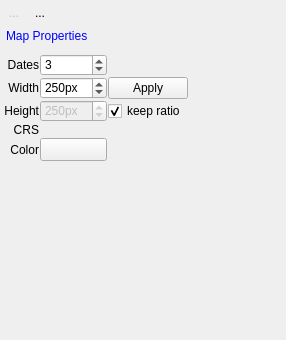
jakimowb/eo-time-series-viewer, file eotimeseriesviewer/ui/mapviewdock.ui: the form before one commit.
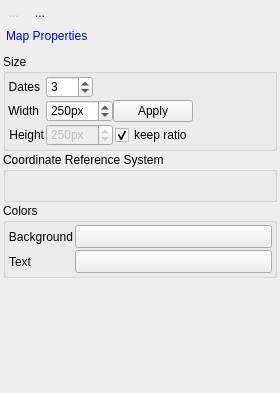
The form after the commit. Icons and pictures are not drawn. Custom widgets are drawn as their Qt base class.

Commit message: MapWidget: actions to move to next/previous last/first TSD MapCanvasItems test support line-breaks refactoring (a lot of) fixed Hide/Show date in TimeSeriesTreeView context menu async image loading: uses QgsTask progress values

Diff of the .ui file:
```diff
--- a/eotimeseriesviewer/ui/mapviewdock.ui
+++ b/eotimeseriesviewer/ui/mapviewdock.ui
@@ -6,13 +6,13 @@
    <rect>
     <x>0</x>
     <y>0</y>
-    <width>286</width>
-    <height>340</height>
+    <width>280</width>
+    <height>393</height>
    </rect>
   </property>
   <property name="minimumSize">
    <size>
-    <width>80</width>
+    <width>150</width>
     <height>164</height>
    </size>
   </property>
@@ -133,8 +133,8 @@
         <rect>
          <x>0</x>
          <y>0</y>
-         <width>282</width>
-         <height>250</height>
+         <width>276</width>
+         <height>311</height>
         </rect>
        </property>
        <attribute name="icon">
@@ -144,7 +144,13 @@
        <attribute name="label">
         <string>Map Properties</string>
        </attribute>
-       <layout class="QGridLayout" name="gridLayout" columnstretch="0,0,0,0">
+       <layout class="QFormLayout" name="formLayout_2">
+        <property name="horizontalSpacing">
+         <number>2</number>
+        </property>
+        <property name="verticalSpacing">
+         <number>1</number>
+        </property>
         <property name="leftMargin">
          <number>1</number>
         </property>
@@ -157,91 +163,42 @@
         <property name="bottomMargin">
          <number>1</number>
         </property>
-        <property name="spacing">
-         <number>1</number>
-        </property>
-        <item row="1" column="2">
-         <widget class="QPushButton" name="btnApplySizeChanges">
-          <property name="sizePolicy">
-           <sizepolicy hsizetype="Preferred" vsizetype="Preferred">
-            <horstretch>0</horstretch>
-            <verstretch>0</verstretch>
-           </sizepolicy>
+        <item row="2" column="0" colspan="2">
+         <widget class="QGroupBox" name="Colors_2">
+          <property name="minimumSize">
+           <size>
+            <width>100</width>
+            <height>0</height>
+           </size>
+          </property>
+          <property name="title">
+           <string>Size</string>
           </property>
-          <property name="text">
-           <string>Apply</string>
-          </property>
-         </widget>
-        </item>
-        <item row="2" column="0">
-         <widget class="QLabel" name="label_6">
-          <property name="text">
-           <string>Height</string>
-          </property>
-          <property name="alignment">
-           <set>Qt::AlignRight|Qt::AlignTrailing|Qt::AlignVCenter</set>
-          </property>
-          <property name="buddy">
-           <cstring>spinBoxMapSizeY</cstring>
-          </property>
-         </widget>
-        </item>
-        <item row="0" column="0">
-         <widget class="QLabel" name="label_10">
-          <property name="toolTip">
-           <string>Number of observation dates or maps per map view</string>
-          </property>
-          <property name="text">
-           <string>Dates</string>
-          </property>
-          <property name="alignment">
-           <set>Qt::AlignRight|Qt::AlignTrailing|Qt::AlignVCenter</set>
-          </property>
-          <property name="buddy">
-           <cstring>spinBoxMapSizeY</cstring>
-          </property>
-         </widget>
-        </item>
+          <layout class="QFormLayout" name="formLayout">
+           <property name="horizontalSpacing">
+            <number>2</number>
+           </property>
+           <property name="verticalSpacing">
+            <number>2</number>
+           </property>
+           <property name="leftMargin">
+            <number>2</number>
+           </property>
+           <property name="topMargin">
+            <number>2</number>
+           </property>
+           <property name="rightMargin">
+            <number>2</number>
+           </property>
+           <property name="bottomMargin">
+            <number>2</number>
+           </property>
         <item row="4" column="1">
-         <widget class="QgsColorButton" name="btnMapCanvasColor">
-          <property name="sizePolicy">
-           <sizepolicy hsizetype="Preferred" vsizetype="Preferred">
-            <horstretch>0</horstretch>
-            <verstretch>0</verstretch>
-           </sizepolicy>
-          </property>
-          <property name="minimumSize">
-           <size>
-            <width>0</width>
-            <height>0</height>
-           </size>
-          </property>
-          <property name="colorDialogTitle" stdset="0">
-           <string>Select Map Canvas Background Color</string>
-          </property>
-          <property name="color" stdset="0">
-           <color>
-            <red>0</red>
-            <green>0</green>
-            <blue>0</blue>
-           </color>
-          </property>
-         </widget>
-        </item>
-        <item row="2" column="3">
-         <spacer name="horizontalSpacer">
-          <property name="orientation">
-           <enum>Qt::Horizontal</enum>
-          </property>
-          <property name="sizeHint" stdset="0">
-           <size>
-            <width>40</width>
-            <height>20</height>
-           </size>
-          </property>
-         </spacer>
-        </item>
-        <item row="2" column="1">
+            <layout class="QHBoxLayout" name="horizontalLayout">
+             <property name="topMargin">
+              <number>0</number>
+             </property>
+             <item>
          <widget class="QSpinBox" name="spinBoxMapSizeY">
           <property name="enabled">
            <bool>false</bool>
@@ -284,89 +241,7 @@
           </property>
          </widget>
         </item>
-        <item row="0" column="1">
-         <widget class="QSpinBox" name="sbMpMV">
-          <property name="sizePolicy">
-           <sizepolicy hsizetype="Preferred" vsizetype="Preferred">
-            <horstretch>0</horstretch>
-            <verstretch>0</verstretch>
-           </sizepolicy>
-          </property>
-          <property name="minimumSize">
-           <size>
-            <width>0</width>
-            <height>0</height>
-           </size>
-          </property>
-          <property name="maximumSize">
-           <size>
-            <width>100</width>
-            <height>16777215</height>
-           </size>
-          </property>
-          <property name="toolTip">
-           <string>Max. length of an image chip on screen.</string>
-          </property>
-          <property name="specialValueText">
-           <string/>
-          </property>
-          <property name="suffix">
-           <string/>
-          </property>
-          <property name="minimum">
-           <number>1</number>
-          </property>
-          <property name="maximum">
-           <number>100</number>
-          </property>
-          <property name="singleStep">
-           <number>1</number>
-          </property>
-          <property name="value">
-           <number>3</number>
-          </property>
-         </widget>
-        </item>
-        <item row="5" column="0">
-         <spacer name="verticalSpacer">
-          <property name="orientation">
-           <enum>Qt::Vertical</enum>
-          </property>
-          <property name="sizeHint" stdset="0">
-           <size>
-            <width>20</width>
-            <height>40</height>
-           </size>
-          </property>
-         </spacer>
-        </item>
-        <item row="3" column="0">
-         <widget class="QLabel" name="label_16">
-          <property name="enabled">
-           <bool>true</bool>
-          </property>
-          <property name="text">
-           <string>CRS</string>
-          </property>
-          <property name="alignment">
-           <set>Qt::AlignRight|Qt::AlignTrailing|Qt::AlignVCenter</set>
-          </property>
-         </widget>
-        </item>
-        <item row="3" column="1" colspan="3">
-         <widget class="QgsProjectionSelectionWidget" name="btnCrs" native="true">
-          <property name="minimumSize">
-           <size>
-            <width>0</width>
-            <height>0</height>
-           </size>
-          </property>
-          <property name="toolTip">
-           <string>Map coordinate reference system.</string>
-          </property>
-         </widget>
-        </item>
-        <item row="2" column="2">
+             <item>
          <widget class="QCheckBox" name="checkBoxKeepSubsetAspectRatio">
           <property name="sizePolicy">
            <sizepolicy hsizetype="Preferred" vsizetype="Preferred">
@@ -382,20 +257,30 @@
           </property>
          </widget>
         </item>
-        <item row="4" column="0">
-         <widget class="QLabel" name="label_15">
-          <property name="enabled">
-           <bool>true</bool>
-          </property>
-          <property name="text">
-           <string>Color</string>
-          </property>
-          <property name="alignment">
-           <set>Qt::AlignRight|Qt::AlignTrailing|Qt::AlignVCenter</set>
-          </property>
-         </widget>
-        </item>
-        <item row="1" column="1">
+             <item>
+              <spacer name="horizontalSpacer_3">
+               <property name="orientation">
+                <enum>Qt::Horizontal</enum>
+               </property>
+               <property name="sizeHint" stdset="0">
+                <size>
+                 <width>40</width>
+                 <height>20</height>
+                </size>
+               </property>
+              </spacer>
+             </item>
+            </layout>
+           </item>
+           <item row="3" column="1">
+            <layout class="QHBoxLayout" name="horizontalLayout_2">
+             <property name="spacing">
+              <number>0</number>
+             </property>
+             <property name="topMargin">
+              <number>0</number>
+             </property>
+             <item>
          <widget class="QSpinBox" name="spinBoxMapSizeX">
           <property name="sizePolicy">
            <sizepolicy hsizetype="Preferred" vsizetype="Preferred">
@@ -411,7 +296,7 @@
           </property>
           <property name="maximumSize">
            <size>
-            <width>100</width>
+                 <width>16777215</width>
             <height>16777215</height>
            </size>
           </property>
@@ -438,7 +323,114 @@
           </property>
          </widget>
         </item>
+             <item>
+              <widget class="QPushButton" name="btnApplySizeChanges">
+               <property name="sizePolicy">
+                <sizepolicy hsizetype="Preferred" vsizetype="Preferred">
+                 <horstretch>0</horstretch>
+                 <verstretch>0</verstretch>
+                </sizepolicy>
+               </property>
+               <property name="text">
+                <string>Apply</string>
+               </property>
+              </widget>
+             </item>
+             <item>
+              <spacer name="horizontalSpacer_2">
+               <property name="orientation">
+                <enum>Qt::Horizontal</enum>
+               </property>
+               <property name="sizeHint" stdset="0">
+                <size>
+                 <width>40</width>
+                 <height>20</height>
+                </size>
+               </property>
+              </spacer>
+             </item>
+            </layout>
+           </item>
+           <item row="1" column="1">
+            <layout class="QHBoxLayout" name="horizontalLayout_3">
+             <property name="topMargin">
+              <number>0</number>
+             </property>
+             <item>
+              <widget class="QSpinBox" name="sbMpMV">
+               <property name="sizePolicy">
+                <sizepolicy hsizetype="Preferred" vsizetype="Preferred">
+                 <horstretch>0</horstretch>
+                 <verstretch>0</verstretch>
+                </sizepolicy>
+               </property>
+               <property name="minimumSize">
+                <size>
+                 <width>0</width>
+                 <height>0</height>
+                </size>
+               </property>
+               <property name="maximumSize">
+                <size>
+                 <width>16777215</width>
+                 <height>16777215</height>
+                </size>
+               </property>
+               <property name="toolTip">
+                <string>Max. length of an image chip on screen.</string>
+               </property>
+               <property name="specialValueText">
+                <string/>
+               </property>
+               <property name="suffix">
+                <string/>
+               </property>
+               <property name="minimum">
+                <number>0</number>
+               </property>
+               <property name="maximum">
+                <number>100</number>
+               </property>
+               <property name="singleStep">
+                <number>1</number>
+               </property>
+               <property name="value">
+                <number>3</number>
+               </property>
+              </widget>
+             </item>
+             <item>
+              <spacer name="horizontalSpacer">
+               <property name="orientation">
+                <enum>Qt::Horizontal</enum>
+               </property>
+               <property name="sizeHint" stdset="0">
+                <size>
+                 <width>40</width>
+                 <height>20</height>
+                </size>
+               </property>
+              </spacer>
+             </item>
+            </layout>
+           </item>
         <item row="1" column="0">
+            <widget class="QLabel" name="label_10">
+             <property name="toolTip">
+              <string>Number of observation dates or maps per map view</string>
+             </property>
+             <property name="text">
+              <string>Dates</string>
+             </property>
+             <property name="alignment">
+              <set>Qt::AlignRight|Qt::AlignTrailing|Qt::AlignVCenter</set>
+             </property>
+             <property name="buddy">
+              <cstring>spinBoxMapSizeY</cstring>
+             </property>
+            </widget>
+           </item>
+           <item row="3" column="0">
          <widget class="QLabel" name="label_8">
           <property name="text">
            <string>Width</string>
@@ -451,24 +443,201 @@
           </property>
          </widget>
         </item>
-       </layout>
-      </widget>
+           <item row="4" column="0">
+            <widget class="QLabel" name="label_6">
+             <property name="text">
+              <string>Height</string>
+             </property>
+             <property name="alignment">
+              <set>Qt::AlignRight|Qt::AlignTrailing|Qt::AlignVCenter</set>
+             </property>
+             <property name="buddy">
+              <cstring>spinBoxMapSizeY</cstring>
+             </property>
+            </widget>
+           </item>
+          </layout>
+         </widget>
+        </item>
+        <item row="3" column="0" colspan="2">
+         <widget class="QGroupBox" name="groupBox">
+          <property name="minimumSize">
+           <size>
+            <width>0</width>
+            <height>50</height>
+           </size>
+          </property>
+          <property name="title">
+           <string>Coordinate Reference System</string>
+          </property>
+          <layout class="QGridLayout" name="gridLayout">
+           <property name="leftMargin">
+            <number>2</number>
+           </property>
+           <property name="topMargin">
+            <number>2</number>
+           </property>
+           <property name="rightMargin">
+            <number>2</number>
+           </property>
+           <property name="bottomMargin">
+            <number>2</number>
+           </property>
+           <property name="spacing">
+            <number>2</number>
+           </property>
+           <item row="0" column="0">
+            <widget class="QgsProjectionSelectionWidget" name="btnCrs">
+             <property name="sizePolicy">
+              <sizepolicy hsizetype="Preferred" vsizetype="Fixed">
+               <horstretch>0</horstretch>
+               <verstretch>0</verstretch>
+              </sizepolicy>
+             </property>
+             <property name="minimumSize">
+              <size>
+               <width>0</width>
+               <height>0</height>
+              </size>
+             </property>
+             <property name="toolTip">
+              <string>Map coordinate reference system.</string>
+             </property>
      </widget>
     </item>
    </layout>
   </widget>
-  <action name="actionApplyStyles">
-   <property name="icon">
-    <iconset resource="resources.qrc">
-     <normaloff>:/timeseriesviewer/icons/mActionRefresh.svg</normaloff>:/timeseriesviewer/icons/mActionRefresh.svg</iconset>
-   </property>
+        </item>
+        <item row="4" column="0" colspan="2">
+         <widget class="QGroupBox" name="Colors">
+          <property name="minimumSize">
+           <size>
+            <width>100</width>
+            <height>0</height>
+           </size>
+          </property>
+          <property name="title">
+           <string>Colors</string>
+          </property>
+          <layout class="QFormLayout" name="formLayout_3">
+           <property name="horizontalSpacing">
+            <number>2</number>
+           </property>
+           <property name="verticalSpacing">
+            <number>2</number>
+           </property>
+           <property name="leftMargin">
+            <number>2</number>
+           </property>
+           <property name="topMargin">
+            <number>2</number>
+           </property>
+           <property name="rightMargin">
+            <number>2</number>
+           </property>
+           <property name="bottomMargin">
+            <number>2</number>
+           </property>
+           <item row="0" column="0">
+            <widget class="QLabel" name="label_15">
+             <property name="enabled">
+              <bool>true</bool>
+             </property>
    <property name="text">
-    <string>ApplyStyles</string>
-   </property>
+              <string>Background</string>
+             </property>
+             <property name="alignment">
+              <set>Qt::AlignRight|Qt::AlignTrailing|Qt::AlignVCenter</set>
+             </property>
+            </widget>
+           </item>
+           <item row="0" column="1">
+            <widget class="QgsColorButton" name="btnMapCanvasColor">
+             <property name="sizePolicy">
+              <sizepolicy hsizetype="Preferred" vsizetype="Preferred">
+               <horstretch>0</horstretch>
+               <verstretch>0</verstretch>
+              </sizepolicy>
+             </property>
+             <property name="minimumSize">
+              <size>
+               <width>0</width>
+               <height>0</height>
+              </size>
+             </property>
    <property name="toolTip">
-    <string>Refresh this map view and apply all render settings</string>
-   </property>
-  </action>
+              <string>Sets the map background color</string>
+             </property>
+             <property name="colorDialogTitle">
+              <string>Select Map Canvas Background Color</string>
+             </property>
+             <property name="color">
+              <color>
+               <red>0</red>
+               <green>0</green>
+               <blue>0</blue>
+              </color>
+             </property>
+            </widget>
+           </item>
+           <item row="1" column="0">
+            <widget class="QLabel" name="label_17">
+             <property name="enabled">
+              <bool>true</bool>
+             </property>
+             <property name="text">
+              <string>Text</string>
+             </property>
+             <property name="alignment">
+              <set>Qt::AlignRight|Qt::AlignTrailing|Qt::AlignVCenter</set>
+             </property>
+            </widget>
+           </item>
+           <item row="1" column="1">
+            <widget class="QgsColorButton" name="btnMapTextColor">
+             <property name="sizePolicy">
+              <sizepolicy hsizetype="Preferred" vsizetype="Preferred">
+               <horstretch>0</horstretch>
+               <verstretch>0</verstretch>
+              </sizepolicy>
+             </property>
+             <property name="minimumSize">
+              <size>
+               <width>0</width>
+               <height>0</height>
+              </size>
+             </property>
+             <property name="toolTip">
+              <string>Sets the map text color</string>
+             </property>
+             <property name="colorDialogTitle">
+              <string>Select Map Canvas Background Color</string>
+             </property>
+             <property name="color">
+              <color>
+               <red>255</red>
+               <green>255</green>
+               <blue>0</blue>
+              </color>
+             </property>
+             <property name="defaultColor">
+              <color>
+               <red>255</red>
+               <green>255</green>
+               <blue>0</blue>
+              </color>
+             </property>
+            </widget>
+           </item>
+          </layout>
+         </widget>
+        </item>
+       </layout>
+      </widget>
+     </widget>
+    </item>
+   </layout>
+  </widget>
   <action name="actionRemoveMapView">
    <property name="icon">
     <iconset resource="resources.qrc">
```
Lines whose indentation alone changed are shown as unchanged. The commit also changes 8 other files.
